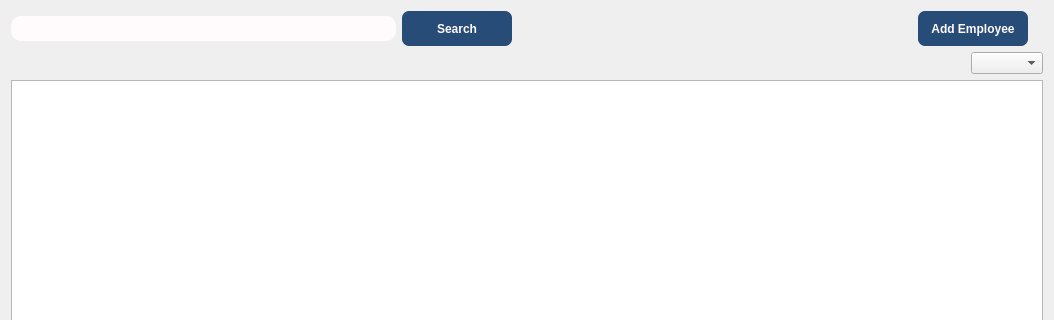
This is ui/widgets/employeeWidget.ui in ahmedivy/hr-ms as Qt 5 draws it before an edit; both pictures show x 0 to 1054 and y 0 to 320 of the 1054 by 844 pixel window. The edited form follows.
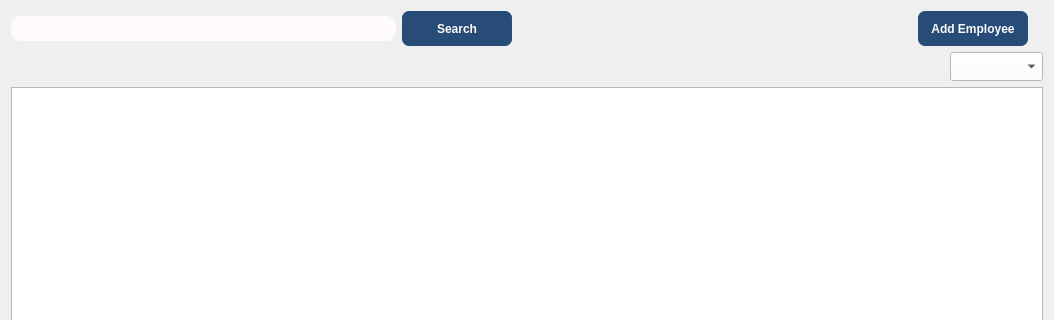
This is the edited form.

The edit to the form file:
```diff
--- a/ui/widgets/employeeWidget.ui
+++ b/ui/widgets/employeeWidget.ui
@@ -134,7 +134,13 @@
           </spacer>
          </item>
          <item>
-          <widget class="QComboBox" name="orgField"/>
+          <widget class="QComboBox" name="orgField">
+           <property name="styleSheet">
+            <string notr="true">font-size: 18px;
+color: black;
+background-color: white</string>
+           </property>
+          </widget>
          </item>
         </layout>
        </item>
```
